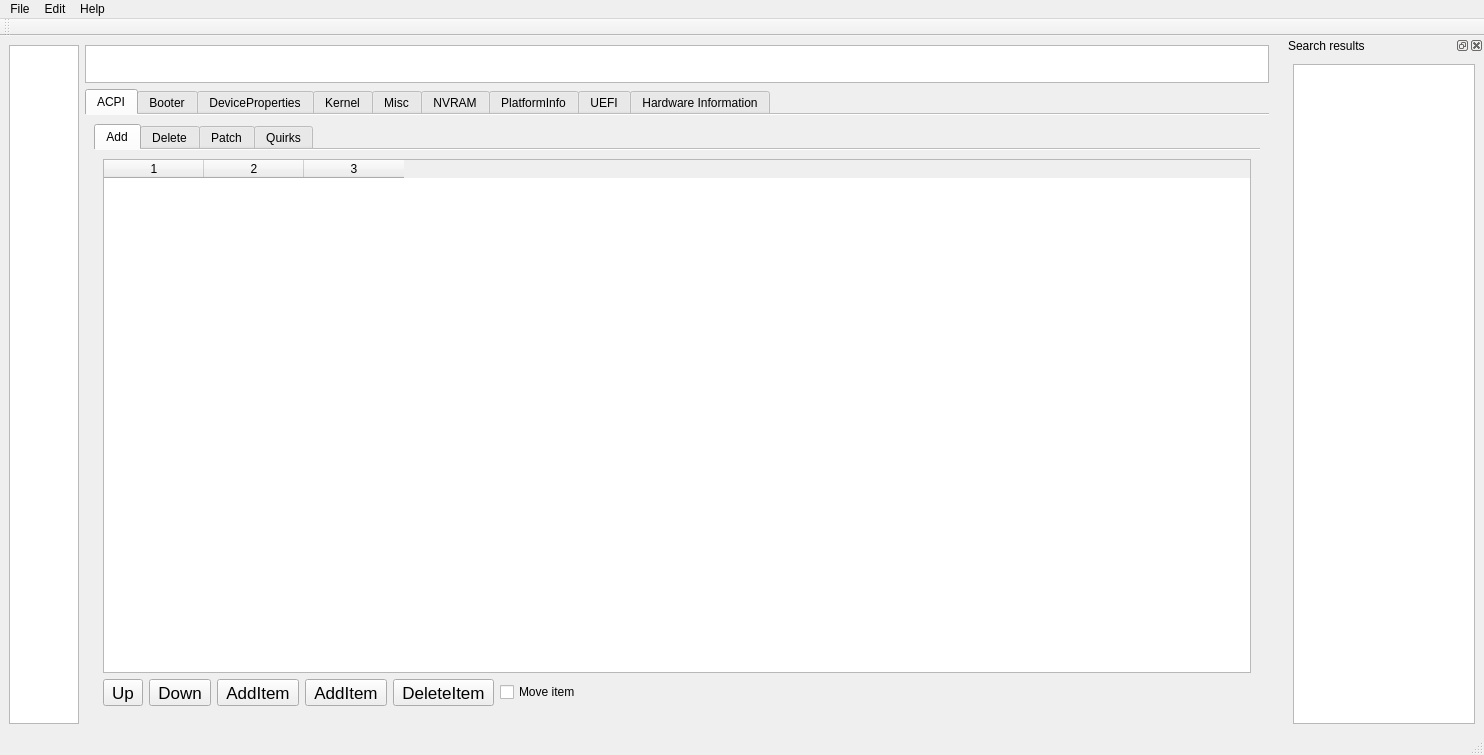
This is mainwindow.ui in ic005k/OCAuxiliaryTools as Qt 5 draws it before an edit. The edited form follows.
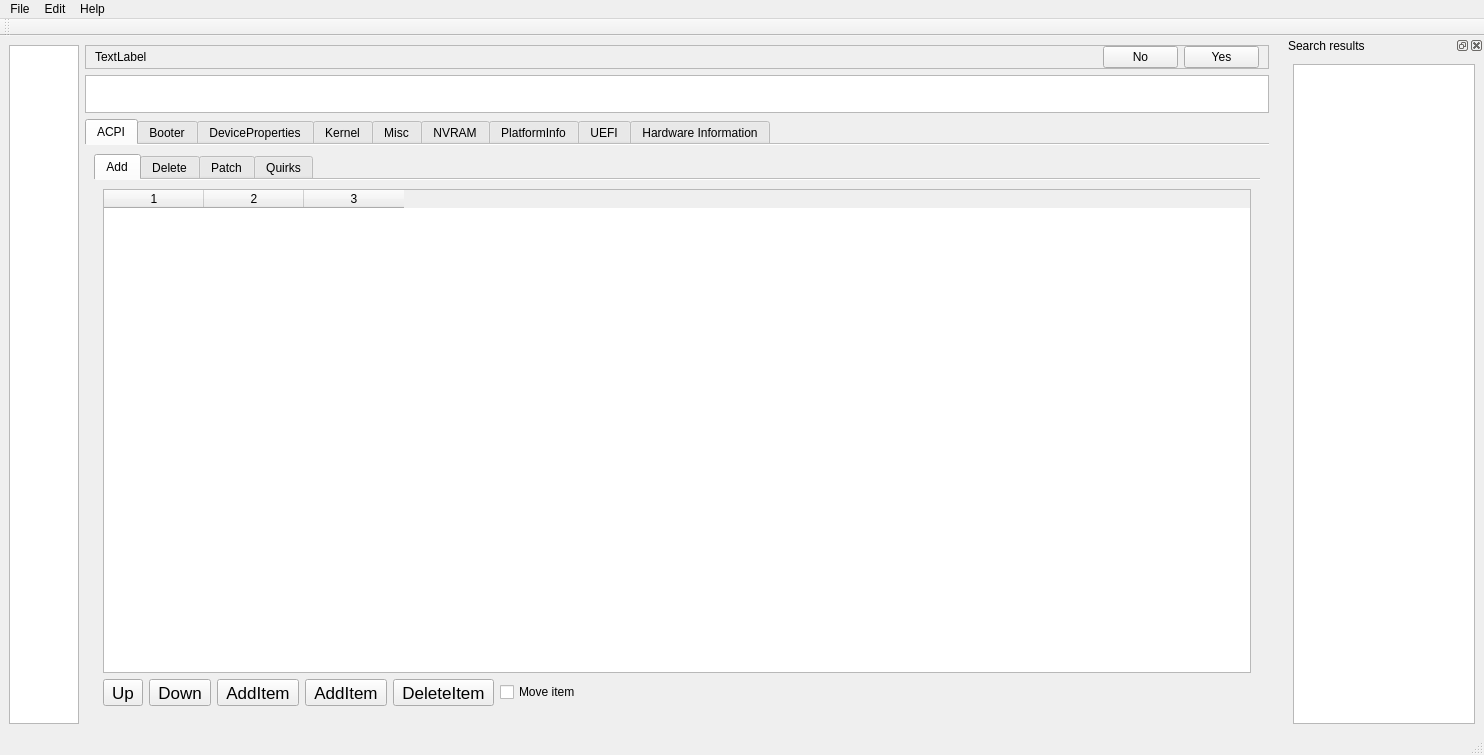
This is the edited form. The open tabs and pages were chosen to show the change. Icons and pictures are not drawn.

The edit to the form file:
```diff
--- a/mainwindow.ui
+++ b/mainwindow.ui
@@ -25,7 +25,7 @@
   </property>
   <widget class="QWidget" name="centralwidget">
    <layout class="QGridLayout" name="gridLayout">
-    <item row="0" column="0" rowspan="2">
+    <item row="0" column="0" rowspan="3">
      <widget class="QListWidget" name="listMain">
       <property name="maximumSize">
        <size>
@@ -39,6 +39,57 @@
      </widget>
     </item>
     <item row="0" column="1">
+     <widget class="QFrame" name="frameTip">
+      <property name="frameShape">
+       <enum>QFrame::StyledPanel</enum>
+      </property>
+      <property name="frameShadow">
+       <enum>QFrame::Raised</enum>
+      </property>
+      <layout class="QGridLayout" name="gridLayout_64">
+       <property name="topMargin">
+        <number>0</number>
+       </property>
+       <property name="bottomMargin">
+        <number>0</number>
+       </property>
+       <item row="0" column="0">
+        <widget class="QLabel" name="lblFileName">
+         <property name="text">
+          <string>TextLabel</string>
+         </property>
+        </widget>
+       </item>
+       <item row="0" column="1">
+        <widget class="QPushButton" name="btnNo">
+         <property name="maximumSize">
+          <size>
+           <width>75</width>
+           <height>16777215</height>
+          </size>
+         </property>
+         <property name="text">
+          <string>No</string>
+         </property>
+        </widget>
+       </item>
+       <item row="0" column="2">
+        <widget class="QPushButton" name="btnYes">
+         <property name="maximumSize">
+          <size>
+           <width>75</width>
+           <height>16777215</height>
+          </size>
+         </property>
+         <property name="text">
+          <string>Yes</string>
+         </property>
+        </widget>
+       </item>
+      </layout>
+     </widget>
+    </item>
+    <item row="1" column="1">
      <widget class="QListWidget" name="listSub">
       <property name="maximumSize">
        <size>
@@ -48,7 +99,7 @@
       </property>
      </widget>
     </item>
-    <item row="1" column="1">
+    <item row="2" column="1">
      <widget class="QTabWidget" name="tabTotal">
       <property name="toolTip">
        <string/>
@@ -60,7 +111,7 @@
        <enum>QTabWidget::Rounded</enum>
       </property>
       <property name="currentIndex">
-       <number>4</number>
+       <number>0</number>
       </property>
       <property name="iconSize">
        <size>
```
